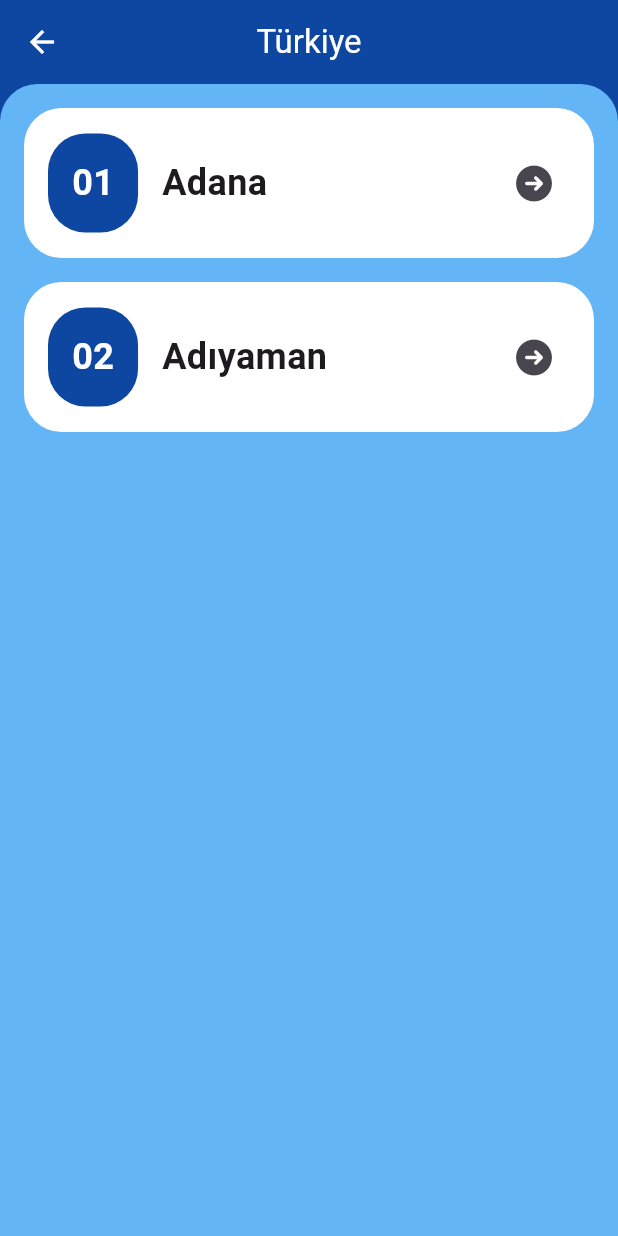
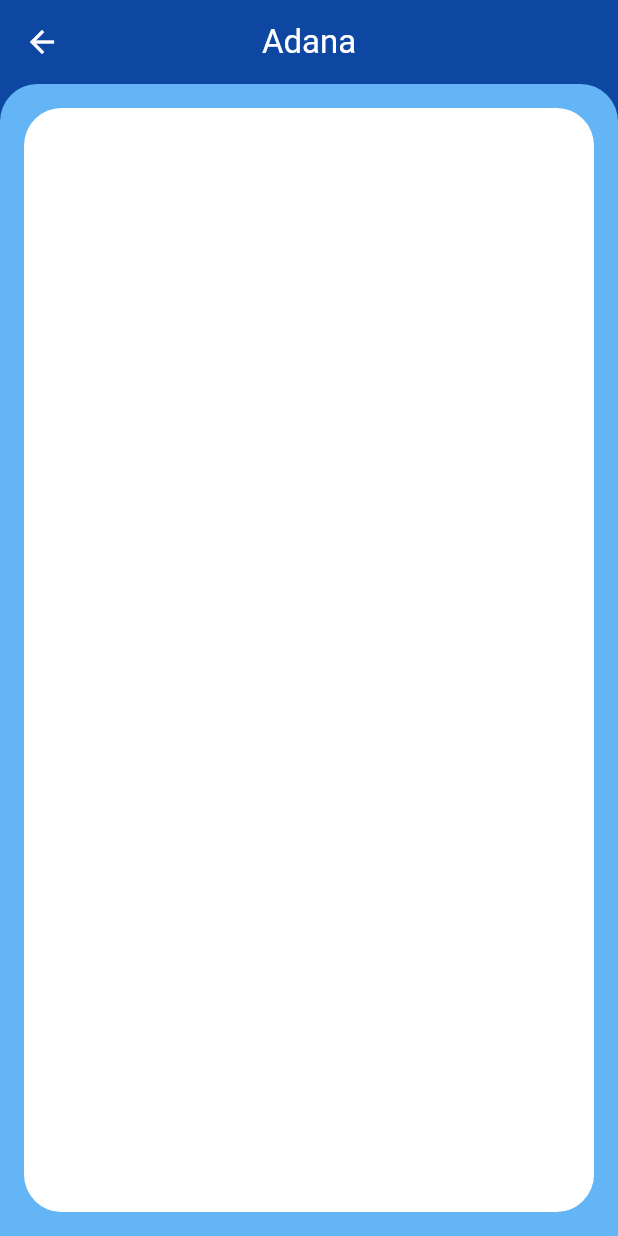
Before and after one commit to Berk2259/GezginRehberi, a Flutter app: the TurkeyDetail screen opened directly, after a tap on an icon or button, on a phone screen of 412 x 824 dp. Run offline on Flutter 3.47's test engine with Material 3 defaults, Android fonts, the phone set to English and light mode, and no system bars; our stand-ins replace curved_navigation_bar, font_awesome_flutter.

Commit message:
data yapısı ve illerin detay kısmı türkiye tarafı yapıldı

```diff
--- /dev/null
+++ b/lib/Data/turkey_il_detail_data.dart
@@ -0,0 +1,8 @@
+import 'package:gezgin_rehberi/Model/turkey_il_detail_model.dart';
+
+class TurkeyIlDetailData {
+  static List<TurkeyIlDetailModel> items = [
+    TurkeyIlDetailModel(baslik: 'Adana'),
+    TurkeyIlDetailModel(baslik: 'Adıyaman'),
+  ];
+}
--- /dev/null
+++ b/lib/Details/detail.dart
@@ -0,0 +1,3 @@
+export 'france_detail.dart';
+export 'turkey_detail.dart';
+export 'turkey_il_detail.dart';
--- a/lib/Details/turkey_detail.dart
+++ b/lib/Details/turkey_detail.dart
@@ -1,4 +1,5 @@
 import 'package:flutter/material.dart';
+import 'package:gezgin_rehberi/Model/model.dart';
 import 'package:gezgin_rehberi/Widgets/widget.dart';
 
 class TurkeyDetail extends StatelessWidget {
@@ -26,8 +27,14 @@ class TurkeyDetail extends StatelessWidget {
         ),
         child: Column(
           children: [
-            TurkeyContainerWidget(number: '01', title: 'Adana'),
-            TurkeyContainerWidget(number: '02', title: 'Adıyaman'),
+            TurkeyContainerWidget(
+              ozellik: TurkeyContainerModel(number: '01', title: 'Adana'),
+              index: 0,
+            ),
+            TurkeyContainerWidget(
+              ozellik: TurkeyContainerModel(number: '02', title: 'Adıyaman'),
+              index: 1,
+            ),
           ],
         ),
       ),
--- /dev/null
+++ b/lib/Details/turkey_il_detail.dart
@@ -0,0 +1,48 @@
+import 'package:flutter/material.dart';
+import 'package:gezgin_rehberi/Model/turkey_il_detail_model.dart';
+
+class TurkeyIlDetail extends StatelessWidget {
+  TurkeyIlDetailModel ozellik;
+  TurkeyIlDetail({super.key, required this.ozellik});
+
+  @override
+  Widget build(BuildContext context) {
+    return Scaffold(
+      backgroundColor: Colors.blue.shade900,
+      appBar: AppBar(
+        iconTheme: IconThemeData(color: Colors.white),
+        backgroundColor: Colors.blue.shade900,
+        title: Text(ozellik.baslik, style: TextStyle(color: Colors.white)),
+        centerTitle: true,
+      ),
+      body: Container(
+        width: double.infinity,
+        height: MediaQuery.of(context).size.height,
+        decoration: BoxDecoration(
+          borderRadius: BorderRadius.only(
+            topLeft: Radius.circular(25),
+            topRight: Radius.circular(25),
+          ),
+          color: Colors.blue.shade300,
+        ),
+        child: Column(
+          children: [
+            Expanded(
+              child: Padding(
+                padding: const EdgeInsets.all(16.0),
+                child: Container(
+                  width: double.infinity,
+                  height: MediaQuery.of(context).size.height,
+                  decoration: BoxDecoration(
+                    borderRadius: BorderRadius.circular(25),
+                    color: Colors.white,
+                  ),
+                ),
+              ),
+            ),
+          ],
+        ),
+      ),
+    );
+  }
+}
--- a/lib/Model/model.dart
+++ b/lib/Model/model.dart
@@ -1 +1,3 @@
 export 'ulkeler_model.dart';
+export 'turkey_il_detail_model.dart';
+export 'turkey_container_model.dart';
--- /dev/null
+++ b/lib/Model/turkey_container_model.dart
@@ -0,0 +1,5 @@
+class TurkeyContainerModel {
+  final String number;
+  final String title;
+  TurkeyContainerModel({required this.number, required this.title});
+}
--- /dev/null
+++ b/lib/Model/turkey_il_detail_model.dart
@@ -0,0 +1,5 @@
+class TurkeyIlDetailModel {
+  final String baslik;
+
+  TurkeyIlDetailModel({required this.baslik});
+}
--- a/lib/Widgets/turkey_container_widget.dart
+++ b/lib/Widgets/turkey_container_widget.dart
@@ -1,15 +1,18 @@
 import 'package:flutter/material.dart';
 import 'package:font_awesome_flutter/font_awesome_flutter.dart';
+import 'package:gezgin_rehberi/Data/turkey_il_detail_data.dart';
+import 'package:gezgin_rehberi/Details/detail.dart';
+import 'package:gezgin_rehberi/Model/model.dart';
 
 class TurkeyContainerWidget extends StatelessWidget {
-  final String number;
-  final String title;
-  const TurkeyContainerWidget({
+  TurkeyContainerModel ozellik;
+  final int index;
+  TurkeyContainerWidget({
     super.key,
-    required this.number,
-    required this.title,
+    required this.ozellik,
+    required this.index,
   });
-
+  var items = TurkeyIlDetailData.items;
   @override
   Widget build(BuildContext context) {
     return Padding(
@@ -33,7 +36,7 @@ class TurkeyContainerWidget extends StatelessWidget {
                 child: Padding(
                   padding: const EdgeInsets.all(16.0),
                   child: Text(
-                    number,
+                    ozellik.number,
                     style: TextStyle(
                       fontSize: 24,
                       fontWeight: FontWeight.bold,
@@ -44,14 +47,22 @@ class TurkeyContainerWidget extends StatelessWidget {
               ),
               SizedBox(width: 16.0),
               Text(
-                title,
+                ozellik.title,
                 style: TextStyle(fontSize: 24, fontWeight: FontWeight.bold),
               ),
               Spacer(),
               Padding(
                 padding: const EdgeInsets.only(right: 16.0),
                 child: IconButton(
-                  onPressed: () {},
+                  onPressed: () {
+                    Navigator.push(
+                      context,
+                      MaterialPageRoute(
+                        builder:
+                            (context) => TurkeyIlDetail(ozellik: items[index]),
+                      ),
+                    );
+                  },
                   icon: Icon(FontAwesomeIcons.circleArrowRight),
                 ),
               ),
```
